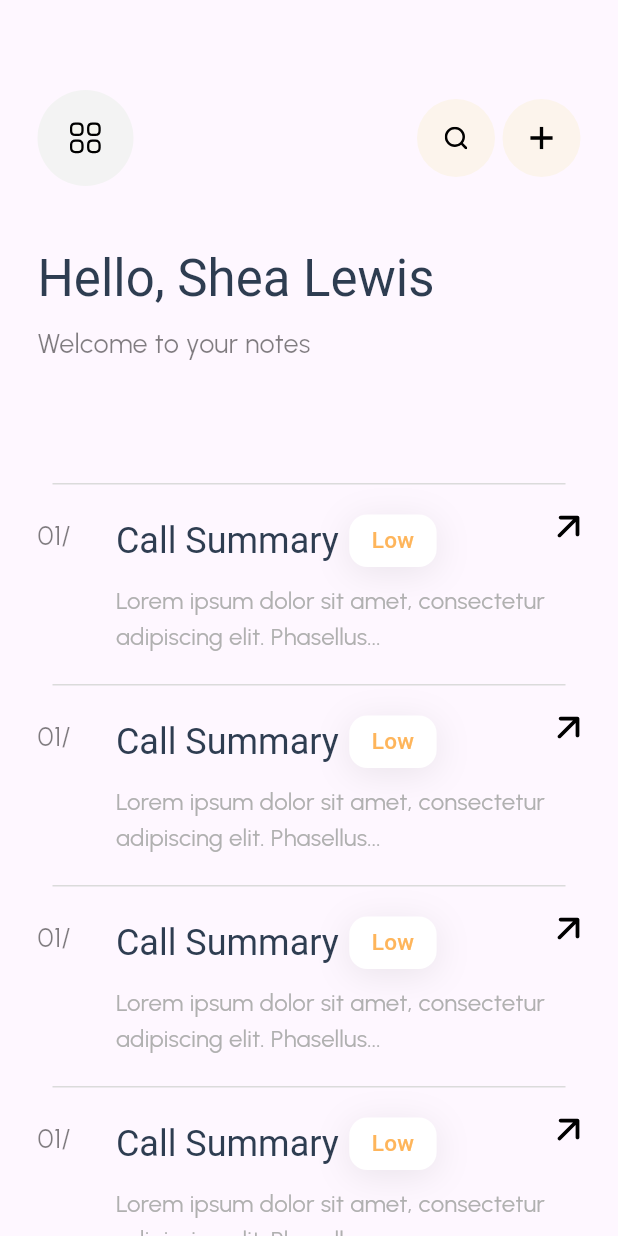
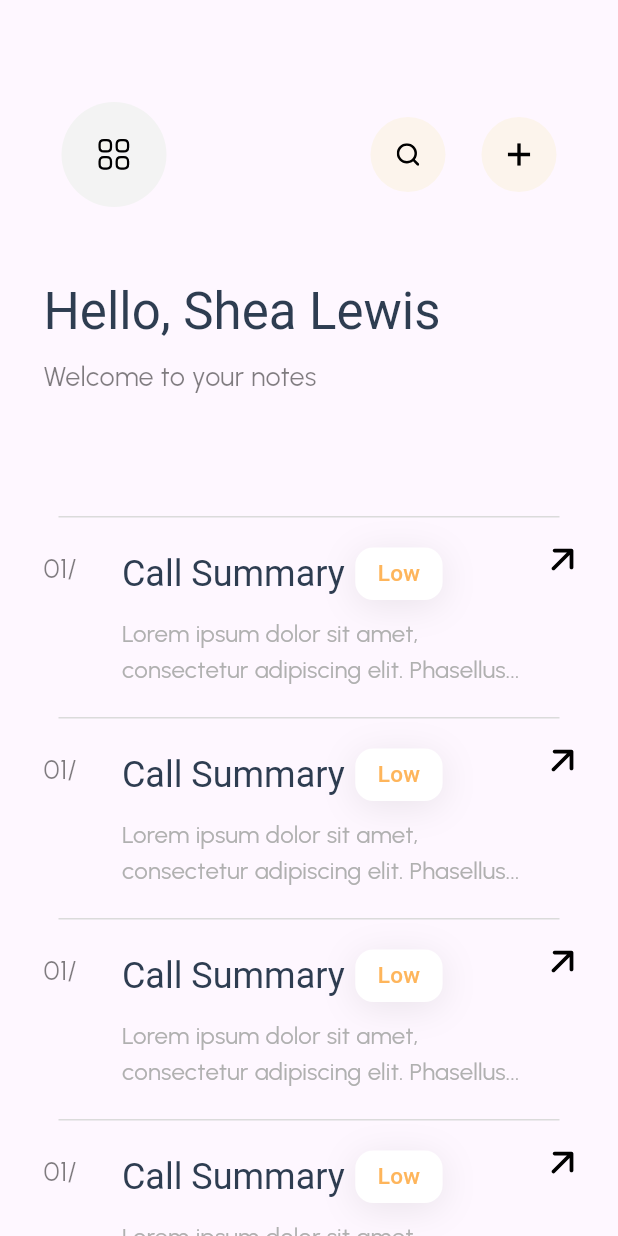
Before and after one commit to saqibsattar03/quixnote-app, a Flutter app: the NotesPage screen opened directly, on a phone screen of 412 x 824 dp. Run offline on Flutter 3.47's test engine with Material 2 defaults, Android fonts, the phone set to English and light mode, and no system bars; our stand-ins replace flutter_svg, shared_preferences, smooth_page_indicator; missing offline and left inert: otp_pin_field; accounts and stored records are empty; Roboto replaces fonts that are missing (urbanistSemiBold); project files that could hold a hidden picture were left out.

Commit message:
fixed ui issues

```diff
--- a/lib/src/components/notes/note_detail.dart
+++ b/lib/src/components/notes/note_detail.dart
@@ -63,7 +63,7 @@ class NoteDetail extends StatelessWidget {
         ],
       ),
       body: Padding(
-        padding: const EdgeInsets.symmetric(horizontal: 12, vertical: 10),
+        padding: const EdgeInsets.symmetric(horizontal: 29, vertical: 10),
         child: SingleChildScrollView(
             child: Column(
           crossAxisAlignment: CrossAxisAlignment.start,
--- a/lib/src/components/notes/notes_page.dart
+++ b/lib/src/components/notes/notes_page.dart
@@ -1,11 +1,9 @@
 import 'package:flutter/material.dart';
 import 'package:flutter_svg/flutter_svg.dart';
 import 'package:quix_note/src/base/nav.dart';
-import 'package:quix_note/src/components/notes/add_note.dart';
 import 'package:quix_note/src/components/notes/configure_swipe.dart';
 import 'package:quix_note/src/components/notes/connect_account.dart';
 import 'package:quix_note/src/components/notes/create_ticket.dart';
-import 'package:quix_note/src/components/notes/my_subscription.dart';
 import 'package:quix_note/src/components/notes/note_detail.dart';
 import 'package:quix_note/src/components/notes/search_notes.dart';
 import 'package:quix_note/src/components/notes/widgets/single_note.dart';
@@ -15,6 +13,7 @@ import 'package:quix_note/src/components/sign_up/privacy_policy.dart';
 import 'package:quix_note/src/components/sign_up/terms_conditions.dart';
 import 'package:quix_note/src/utils/app_colors.dart';
 import 'package:quix_note/src/utils/app_images.dart';
+import 'package:quix_note/src/widgets/app_circular_button.dart';
 
 class NotesPage extends StatefulWidget {
   const NotesPage({super.key});
@@ -33,46 +32,36 @@ class _NotesPageState extends State<NotesPage> {
     return Scaffold(
       key: _scaffoldKey,
       body: Padding(
-        padding: const EdgeInsets.fromLTRB(25, 60, 25, 0),
+        padding: const EdgeInsets.fromLTRB(29, 60,29, 0),
         child: Column(
           crossAxisAlignment: CrossAxisAlignment.start,
           children: [
             Row(
               mainAxisAlignment: MainAxisAlignment.spaceBetween,
               children: [
-                InkWell(
-                  onTap: () {
+                AppCircularButton(
+                  onPressed: () {
                     _scaffoldKey.currentState!.openDrawer();
                   },
-                  child: CircleAvatar(
-                    backgroundColor: AppColors.extraLightGrey,
-                    radius: 32,
-                    child: SvgPicture.asset(AppImages.category),
-                  ),
+                  color: AppColors.extraLightGrey,
+                  svg: SvgPicture.asset(AppImages.category),
+                  height: 70,
+                  width: 70,
                 ),
                 Row(
                   children: [
-                    InkWell(
-                      onTap: () {
-                        AppNavigation.push(const SearchNotes());
-                      },
-                      child: CircleAvatar(
-                        backgroundColor: AppColors.lightYellow,
-                        radius: 26,
-                        child: SvgPicture.asset(AppImages.search),
-                      ),
-                    ),
-                    const SizedBox(width: 5),
-                    InkWell(
-                      onTap: () {
-                        AppNavigation.push(const AddNote());
-                      },
-                      child: CircleAvatar(
-                        backgroundColor: AppColors.lightYellow,
-                        radius: 26,
-                        child: SvgPicture.asset(AppImages.plusIcon),
-                      ),
-                    ),
+                    AppCircularButton(
+                        onPressed: () {
+                          AppNavigation.push(const SearchNotes());
+                        },
+                        color: AppColors.lightYellow,
+                        svg: SvgPicture.asset(AppImages.search)),
+                    AppCircularButton(
+                        onPressed: () {
+                          AppNavigation.push(const ProfileInfo());
+                        },
+                        color: AppColors.lightYellow,
+                        svg: SvgPicture.asset(AppImages.plusIcon)),
                   ],
                 ),
               ],
--- a/lib/src/components/on_boarding/on_boarding.dart
+++ b/lib/src/components/on_boarding/on_boarding.dart
@@ -94,7 +94,9 @@ class _OnBoardViewState extends State<OnBoardView> {
           ],
         ),
       ),
-      bottomSheet: Padding(
+      bottomSheet: Container(
+        color: Colors.white,
+        child: Padding(
           padding: const EdgeInsets.fromLTRB(48, 0, 16, 10),
           child: Row(
             mainAxisAlignment: MainAxisAlignment.spaceBetween,
@@ -158,6 +160,7 @@ class _OnBoardViewState extends State<OnBoardView> {
                           }
                         },
                         backgroundColor: AppColors.primaryYellow,
+                        shape: const CircleBorder(),
                         child: SvgPicture.asset(AppImages.rightArrow),
                       ),
                     ],
@@ -167,6 +170,7 @@ class _OnBoardViewState extends State<OnBoardView> {
             ],
           ),
         ),
+      ),
     );
   }
 }
--- a/lib/src/components/sign_in/sign_in.dart
+++ b/lib/src/components/sign_in/sign_in.dart
@@ -54,7 +54,8 @@ class _SignInScreenState extends State<SignIn> {
                     ),
                   ),
                 ),
-              ],
+                const SizedBox(
+                  height: 70,
                 ),
                 Column(
                   crossAxisAlignment: CrossAxisAlignment.start,
@@ -102,6 +103,8 @@ class _SignInScreenState extends State<SignIn> {
                     )
                   ],
                 ),
+              ],
+            ),
             Column(
               children: [
                 Padding(
--- a/lib/src/utils/app_colors.dart
+++ b/lib/src/utils/app_colors.dart
@@ -1,6 +1,6 @@
 import 'package:flutter/material.dart';
 
-class AppColors {
+abstract class AppColors {
   static const primaryYellow = Color(0xffFEB55B);
   static const lightYellow = Color(0xfffcf4ec);
   static const lightGrey = Color(0xffADAFB9);
--- a/lib/src/utils/app_images.dart
+++ b/lib/src/utils/app_images.dart
@@ -7,7 +7,7 @@ class AppImages {
   static const search = 'assets/icons/search.svg';
   static const plusIcon = 'assets/icons/plus.svg';
   static const noteArrow = 'assets/icons/note_arrow.svg';
-  static const filterIcon = 'assets/icons/settings-sliders.svg';
+  static const filterIcon = 'assets/icons/filter_icon.svg';
   static const googleSvgIcon = 'assets/images/google.svg';
   static const gmailSvgIcon = 'assets/images/gmail.svg';
   static const appleSvgIcon = 'assets/images/apple.svg';
--- a/lib/src/widgets/app_button.dart
+++ b/lib/src/widgets/app_button.dart
@@ -48,8 +48,8 @@ class AppButton extends StatelessWidget {
         ElevatedButton(
           onPressed: onPressed,
           style: ElevatedButton.styleFrom(
-            minimumSize: buttonSize ?? const Size(200, 45),
-            maximumSize: buttonSize ?? const Size(200, 45),
+            minimumSize: buttonSize ?? const Size(200, 50),
+            maximumSize: buttonSize ?? const Size(200, 50),
             backgroundColor: AppColors.darkTeal,
             shape: RoundedRectangleBorder(
               borderRadius: BorderRadius.circular(
--- /dev/null
+++ b/lib/src/widgets/app_circular_button.dart
@@ -0,0 +1,43 @@
+import 'package:flutter/material.dart';
+
+
+class AppCircularButton extends StatelessWidget {
+  const AppCircularButton(
+      {super.key,
+      required this.onPressed,
+      required this.color,
+      required this.svg,
+      this.height,
+      this.width});
+
+  final Function() onPressed;
+  final Color color;
+  final Widget svg;
+  final double? height;
+  final double? width;
+
+  @override
+  Widget build(BuildContext context) {
+    return TextButton(
+      onPressed: onPressed,
+      style: ButtonStyle(
+        shape: MaterialStateProperty.all<OutlinedBorder>(
+          const CircleBorder(),
+        ),
+      ),
+      child: Ink(
+        decoration: ShapeDecoration(
+          color: color,
+          shape: const CircleBorder(),
+        ),
+        child: SizedBox(
+          width: width ?? 50, // Adjust this value as needed
+          height: height ?? 50, // Adjust this value as needed
+          child: Center(
+            child: svg,
+          ),
+        ),
+      ),
+    );
+  }
+}
```
Also changed, not shown: lib/src/components/notes/add_note.dart (+9 -5 lines), lib/src/components/notes/search_notes.dart (+61 -20 lines), lib/src/widgets/social_media_button.dart (+13 -10 lines), assets/icons/filter_icon.svg (added). Lines whose indentation alone changed are shown as unchanged.
